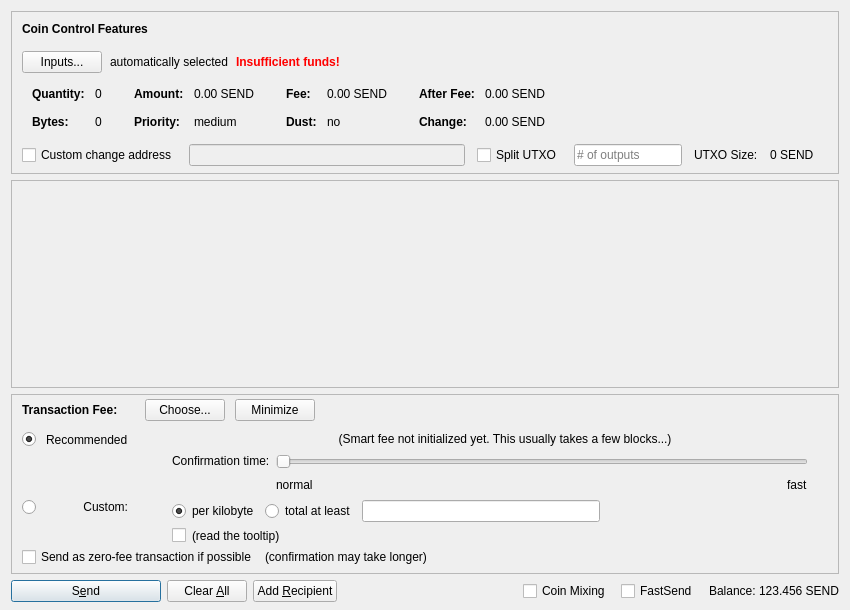
Old version of the form src/qt/forms/sendcoinsdialog.ui in the repository SocialSend/SocialSend.
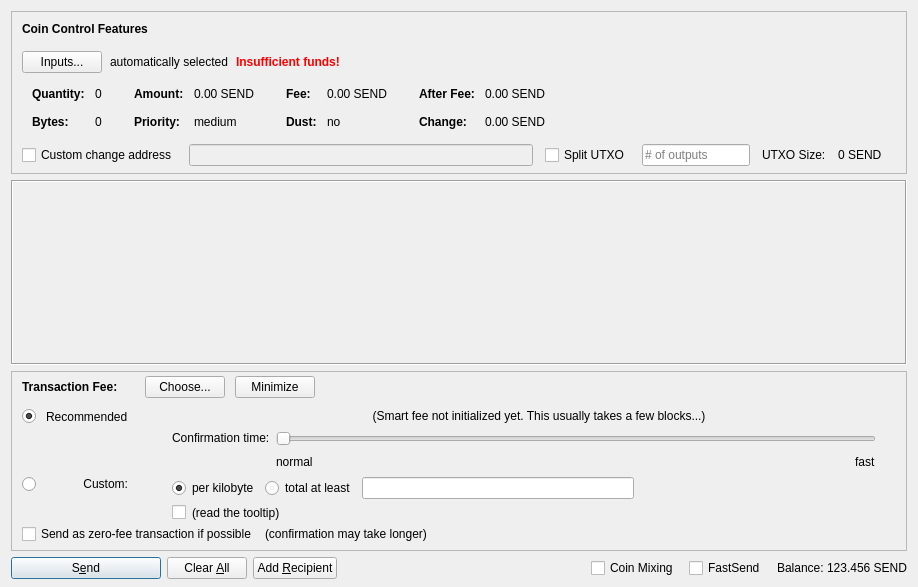
New version of the form. Icons and pictures are not drawn. Custom widgets are drawn as their Qt base class.

The edit to the form file:
```diff
--- a/src/qt/forms/sendcoinsdialog.ui
+++ b/src/qt/forms/sendcoinsdialog.ui
@@ -6,13 +6,18 @@
    <rect>
     <x>0</x>
     <y>0</y>
-    <width>850</width>
-    <height>610</height>
+    <width>918</width>
+    <height>587</height>
    </rect>
   </property>
   <property name="windowTitle">
    <string>Send Coins</string>
   </property>
+  <property name="styleSheet">
+   <string notr="true">SendCoinsDialog{
+background-color:transparent;
+}</string>
+  </property>
   <layout class="QVBoxLayout" name="verticalLayout" stretch="0,1,0,0">
    <property name="bottomMargin">
     <number>8</number>
@@ -642,6 +647,12 @@
    </item>
    <item>
     <widget class="QScrollArea" name="scrollArea">
+     <property name="styleSheet">
+      <string notr="true">scrollArea{background-color:transparent;}</string>
+     </property>
+     <property name="frameShape">
+      <enum>QFrame::Box</enum>
+     </property>
      <property name="widgetResizable">
       <bool>true</bool>
      </property>
@@ -650,10 +661,16 @@
        <rect>
         <x>0</x>
         <y>0</y>
-        <width>830</width>
-        <height>95</height>
+        <width>896</width>
+        <height>122</height>
        </rect>
       </property>
+      <property name="autoFillBackground">
+       <bool>false</bool>
+      </property>
+      <property name="styleSheet">
+       <string notr="true">scrollAreaWidgetContents{background-color:transparent;}</string>
+      </property>
       <layout class="QVBoxLayout" name="verticalLayout_2" stretch="0,1">
        <property name="leftMargin">
         <number>0</number>
```
Left out of the diff: 2 changed lines with no effect on the pictures.
